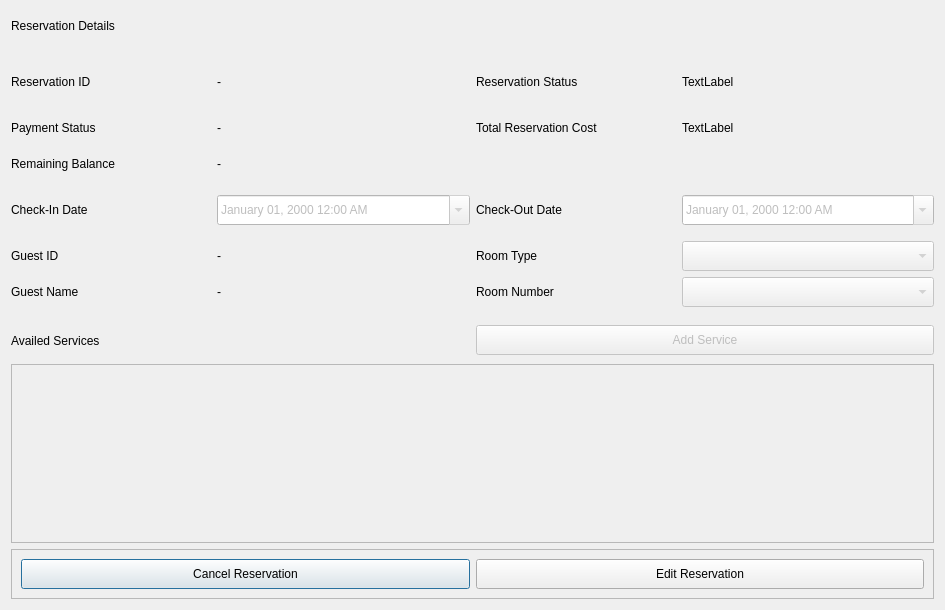
This is ui_files/reservation_info_dialog.ui in xbryan25/hotel-management-system as Qt 5 draws it before an edit. The edited form follows.
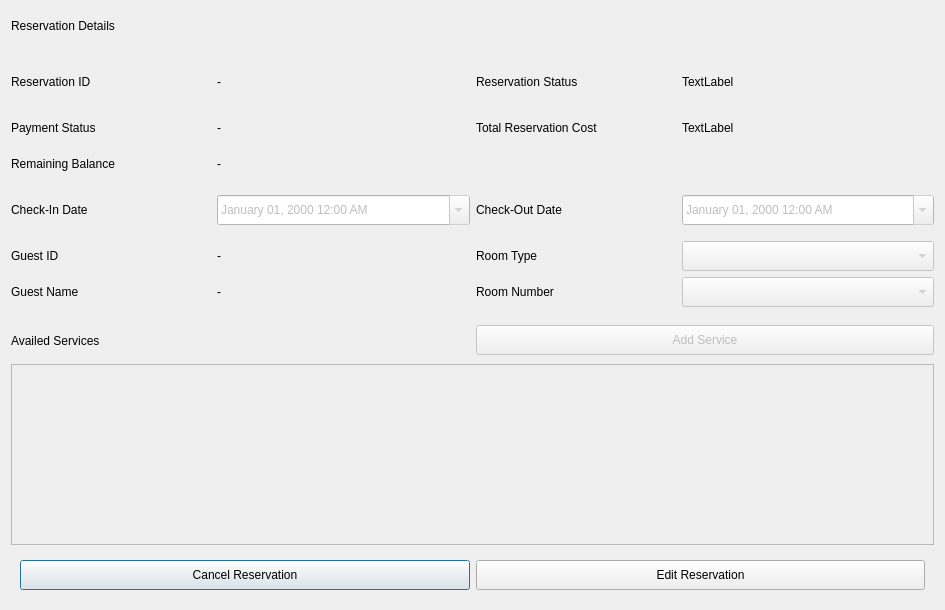
This is the edited form.

Commit message: ui(layout): remove default frame borders

```diff
--- a/ui_files/reservation_info_dialog.ui
+++ b/ui_files/reservation_info_dialog.ui
@@ -156,7 +156,7 @@
    <item row="15" column="0" colspan="4">
     <widget class="QFrame" name="button_frame">
      <property name="frameShape">
-      <enum>QFrame::StyledPanel</enum>
+      <enum>QFrame::NoFrame</enum>
      </property>
      <property name="frameShadow">
       <enum>QFrame::Raised</enum>
@@ -366,7 +366,7 @@
         <x>0</x>
         <y>0</y>
         <width>925</width>
-        <height>151</height>
+        <height>153</height>
        </rect>
       </property>
       <layout class="QGridLayout" name="availed_services_scroll_area_grid_layout">
```
The commit also changes 3 other files.
